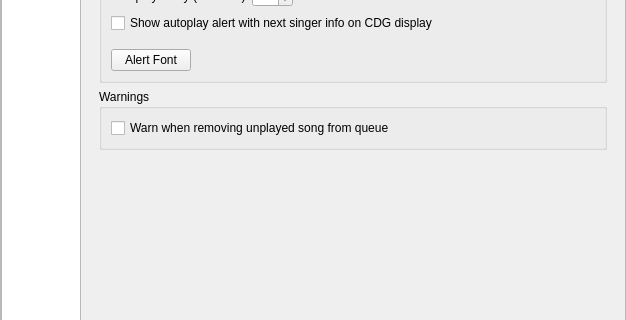
First picture: the form in OpenKJ/dlgsettings.ui, repository OpenKJ/OpenKJ, before the edit; both pictures show x 0 to 626 and y 90 to 410 of the 626 by 784 pixel window.
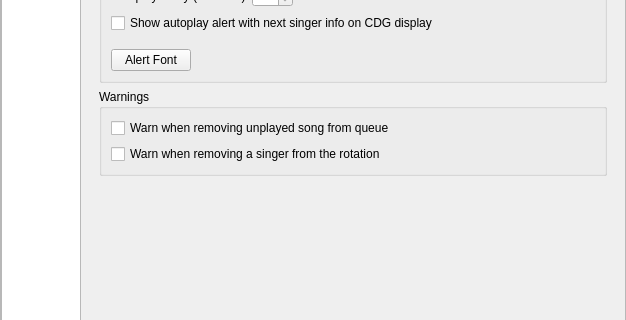
Second picture: the form after the edit. Icons and pictures are not drawn.

Commit message:
Make singer delete warning dlg optional
Also, fix new queue delete warning changes not reflecting in settings
when changed from the dialog popup.

The edit to the form file:
```diff
--- a/OpenKJ/dlgsettings.ui
+++ b/OpenKJ/dlgsettings.ui
@@ -965,6 +965,13 @@
                  </property>
                 </widget>
                </item>
+               <item>
+                <widget class="QCheckBox" name="cbxSingerRemovalWarning">
+                 <property name="text">
+                  <string>Warn when removing a singer from the rotation</string>
+                 </property>
+                </widget>
+               </item>
               </layout>
              </widget>
             </item>
```
The commit also changes 4 other files.
